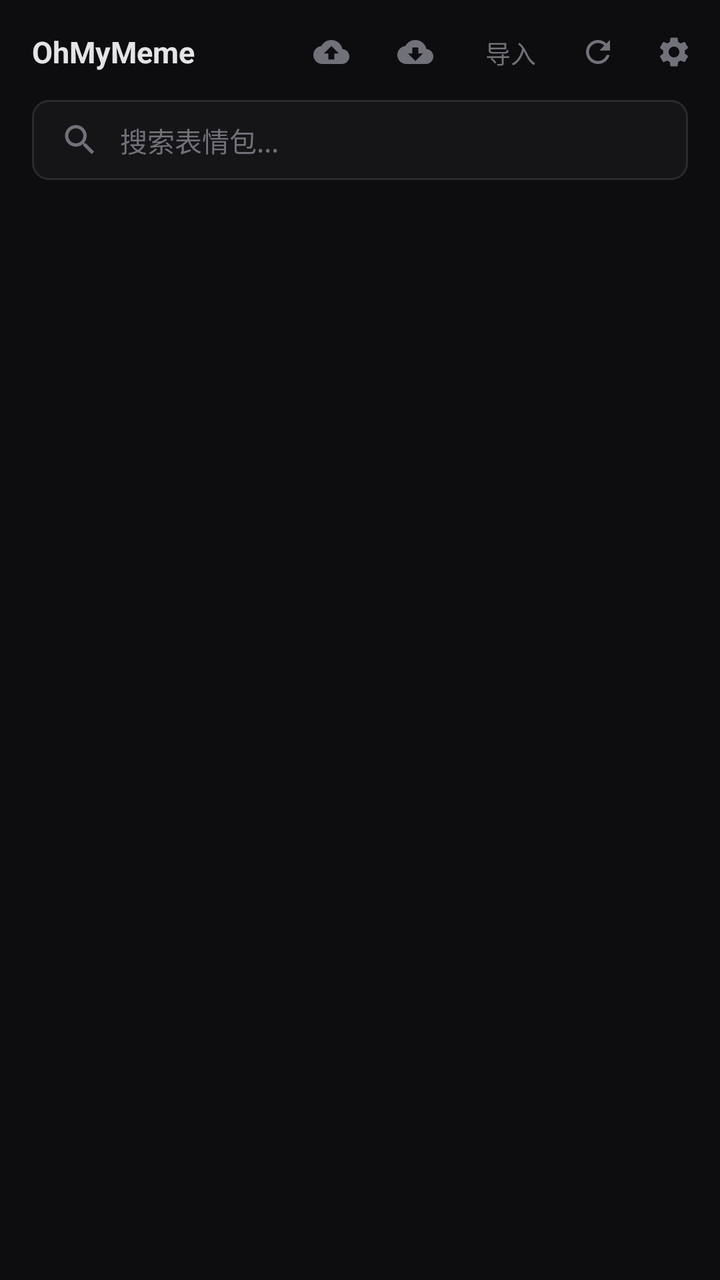
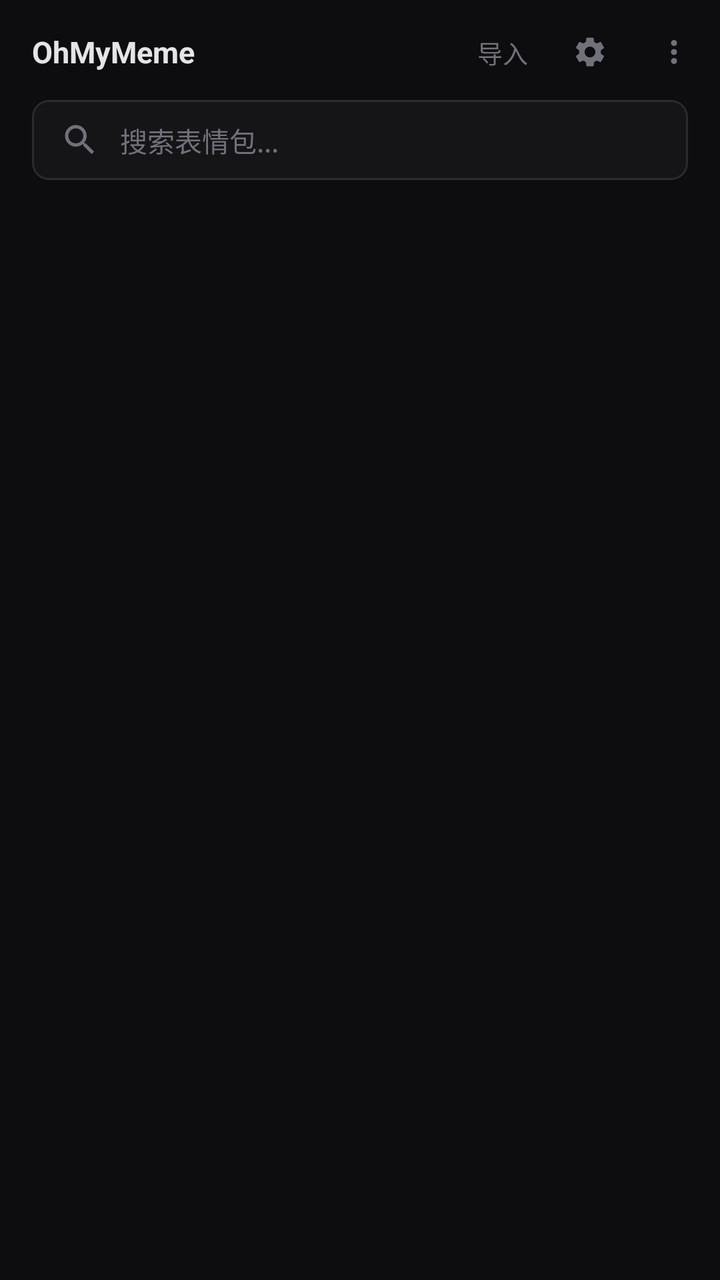

Screens rendered from an Android XML layout before and after an edit, with the pre-edit source and the edit as a unified diff.
<!-- AndroidManifest.xml: application theme Theme.OhMyMeme -->
<!-- res/layout/activity_main.xml -->
<?xml version="1.0" encoding="utf-8"?>
    <LinearLayout xmlns:android="http://schemas.android.com/apk/res/android"
        xmlns:app="http://schemas.android.com/apk/res-auto"
        android:layout_width="match_parent"
        android:layout_height="match_parent"
        android:background="@color/bg"
        android:fitsSystemWindows="true"
        android:orientation="vertical">

    <LinearLayout
        android:layout_width="match_parent"
        android:layout_height="wrap_content"
        android:gravity="center_vertical"
        android:orientation="horizontal"
        android:paddingStart="16dp"
        android:paddingTop="10dp"
        android:paddingEnd="4dp"
        android:paddingBottom="8dp">

        <TextView
            android:id="@+id/tv_logo"
            android:layout_width="wrap_content"
            android:layout_height="wrap_content"
            android:paddingEnd="8dp"
            android:text="@string/app_name"
            android:textColor="@color/fg"
            android:textSize="15sp"
            android:textStyle="bold" />

        <View
            android:layout_width="0dp"
            android:layout_height="1dp"
            android:layout_weight="1" />

        <ImageView
            android:id="@+id/btn_upload"
            android:layout_width="wrap_content"
            android:layout_height="wrap_content"
            android:background="@drawable/bg_title_btn"
            android:contentDescription="@string/btn_sync_push"
            android:paddingHorizontal="10dp"
            android:paddingVertical="7dp"
            android:src="@drawable/ic_upload"
            app:tint="@color/muted" />

        <ImageView
            android:id="@+id/btn_download"
            android:layout_width="wrap_content"
            android:layout_height="wrap_content"
            android:layout_marginStart="4dp"
            android:background="@drawable/bg_title_btn"
            android:contentDescription="@string/btn_sync_pull"
            android:paddingHorizontal="10dp"
            android:paddingVertical="7dp"
            android:src="@drawable/ic_download"
            app:tint="@color/muted" />

        <TextView
            android:id="@+id/btn_import"
            android:layout_width="wrap_content"
            android:layout_height="wrap_content"
            android:layout_marginStart="4dp"
            android:background="@drawable/bg_title_btn"
            android:paddingHorizontal="12dp"
            android:paddingVertical="5dp"
            android:text="@string/action_import"
            android:textColor="@color/muted"
            android:textSize="12.5sp" />

        <ImageView
            android:id="@+id/btn_refresh"
            android:layout_width="wrap_content"
            android:layout_height="wrap_content"
            android:background="@drawable/bg_title_btn"
            android:contentDescription="@string/refresh"
            android:paddingHorizontal="10dp"
            android:paddingVertical="7dp"
            android:src="@drawable/ic_refresh"
            app:tint="@color/muted" />

        <ImageView
            android:id="@+id/btn_settings"
            android:layout_width="wrap_content"
            android:layout_height="wrap_content"
            android:background="@drawable/bg_title_btn"
            android:contentDescription="@string/settings"
            android:paddingHorizontal="10dp"
            android:paddingVertical="7dp"
            android:src="@drawable/ic_settings"
            app:tint="@color/muted" />
    </LinearLayout>

    <EditText
        android:id="@+id/et_search"
        android:layout_width="match_parent"
        android:layout_height="40dp"
        android:layout_marginStart="16dp"
        android:layout_marginEnd="16dp"
        android:layout_marginBottom="4dp"
        android:background="@drawable/bg_search"
        android:drawableStart="@drawable/ic_search"
        android:drawablePadding="10dp"
        android:drawableTint="@color/muted"
        android:hint="@string/search_hint"
        android:importantForAutofill="no"
        android:inputType="text"
        android:maxLines="1"
        android:paddingStart="14dp"
        android:paddingEnd="14dp"
        android:singleLine="true"
        android:textColor="@color/fg"
        android:textColorHint="@color/muted"
        android:textSize="13.5sp" />

    <androidx.recyclerview.widget.RecyclerView
        android:id="@+id/rv_collections"
        android:layout_width="match_parent"
        android:layout_height="36dp"
        android:clipToPadding="false"
        android:overScrollMode="never"
        android:paddingStart="16dp"
        android:paddingTop="2dp"
        android:paddingEnd="16dp"
        android:paddingBottom="2dp" />

    <FrameLayout
        android:layout_width="match_parent"
        android:layout_height="0dp"
        android:layout_weight="1">

        <androidx.recyclerview.widget.RecyclerView
            android:id="@+id/rv_memes"
            android:layout_width="match_parent"
            android:layout_height="match_parent"
            android:clipToPadding="false"
            android:overScrollMode="never"
            android:padding="12dp" />

        <LinearLayout
            android:id="@+id/empty_state"
            android:layout_width="wrap_content"
            android:layout_height="wrap_content"
            android:layout_gravity="center"
            android:gravity="center"
            android:orientation="vertical"
            android:visibility="gone">

            <TextView
                android:layout_width="wrap_content"
                android:layout_height="wrap_content"
                android:text="_(:3 」∠)_"
                android:textColor="@color/muted"
                android:textSize="38sp" />

            <TextView
                android:layout_width="wrap_content"
                android:layout_height="wrap_content"
                android:layout_marginTop="10dp"
                android:text="@string/empty_hint"
                android:textColor="@color/muted"
                android:textSize="13.5sp" />
        </LinearLayout>
    </FrameLayout>
</LinearLayout>
<!-- resources referenced by this layout -->
<resources>
  <color name="bg">#0D0D0F</color>
  <color name="fg">#E4E4E7</color>
  <color name="muted">#71717A</color>
  <!-- drawable bg_search (drawable) -->
  <?xml version="1.0" encoding="utf-8"?>
  <shape xmlns:android="http://schemas.android.com/apk/res/android">
      <solid android:color="@color/surface" />
      <corners android:radius="8dp" />
      <stroke android:width="1dp" android:color="@color/border" />
  </shape>
  <!-- drawable ic_download (drawable) -->
  <?xml version="1.0" encoding="utf-8"?>
  <vector xmlns:android="http://schemas.android.com/apk/res/android"
      android:width="18dp"
      android:height="18dp"
      android:viewportWidth="24"
      android:viewportHeight="24">
      <path
          android:fillColor="#FFFFFFFF"
          android:pathData="M19.35,10.04C18.67,6.59 15.64,4 12,4C9.11,4 6.6,5.64 5.35,8.04C2.34,8.36 0,10.91 0,14c0,3.31 2.69,6 6,6h13c2.76,0 5,-2.24 5,-5C24,12.36 21.95,10.22 19.35,10.04zM17,13l-5,5l-5,-5h3V9h4v4H17z" />
  </vector>
  <!-- drawable ic_refresh (drawable) -->
  <?xml version="1.0" encoding="utf-8"?>
  <vector xmlns:android="http://schemas.android.com/apk/res/android"
      android:width="18dp"
      android:height="18dp"
      android:viewportWidth="24"
      android:viewportHeight="24">
      <path
          android:fillColor="#FFFFFFFF"
          android:pathData="M17.65,6.35C16.2,4.9 14.21,4 12,4c-4.42,0 -7.99,3.58 -7.99,8s3.57,8 7.99,8c3.73,0 6.84,-2.55 7.73,-6h-2.08c-0.82,2.33 -3.04,4 -5.65,4 -3.31,0 -6,-2.69 -6,-6s2.69,-6 6,-6c1.66,0 3.14,0.69 4.22,1.78L13,11h7V4l-2.35,2.35z" />
  </vector>
  <!-- drawable ic_upload (drawable) -->
  <?xml version="1.0" encoding="utf-8"?>
  <vector xmlns:android="http://schemas.android.com/apk/res/android"
      android:width="18dp"
      android:height="18dp"
      android:viewportWidth="24"
      android:viewportHeight="24">
      <path
          android:fillColor="#FFFFFFFF"
          android:pathData="M19.35,10.04C18.67,6.59 15.64,4 12,4C9.11,4 6.6,5.64 5.35,8.04C2.34,8.36 0,10.91 0,14c0,3.31 2.69,6 6,6h13c2.76,0 5,-2.24 5,-5C24,12.36 21.95,10.22 19.35,10.04zM14,13v4h-4v-4H7l5,-5l5,5H14z" />
  </vector>
  <string name="action_import">导入</string>
  <string name="app_name">OhMyMeme</string>
  <string name="btn_sync_pull">从远端下载</string>
  <string name="btn_sync_push">上传到远端</string>
  <string name="empty_hint">点击「导入」添加</string>
  <string name="refresh">刷新</string>
  <string name="search_hint">搜索表情包...</string>
  <string name="settings">设置</string>
  <color name="surface">#151517</color>
  <color name="border">#2A2A2F</color>
  <color name="surface_2">#1A1A1D</color>
  <color name="accent">#3B82F6</color>
  <color name="white">#FFFFFFFF</color>
  <style name="AlertDialog.OhMyMeme" parent="Theme.MaterialComponents.Dialog.Alert">
          <item name="android:background">@color/card</item>
          <item name="android:textColor">@color/fg</item>
          <item name="android:textColorPrimary">@color/fg</item>
          <item name="buttonBarPositiveButtonStyle">@style/PositiveButton.OhMyMeme</item>
          <item name="buttonBarNegativeButtonStyle">@style/NegativeButton.OhMyMeme</item>
      </style>
  <style name="PopupMenu.OhMyMeme" parent="Widget.MaterialComponents.PopupMenu">
          <item name="android:popupBackground">@color/card</item>
          <item name="android:textColor">@color/fg</item>
      </style>
  <color name="card">#1E1E22</color>
  <style name="PositiveButton.OhMyMeme" parent="Widget.MaterialComponents.Button.TextButton">
          <item name="android:textColor">@color/accent</item>
      </style>
  <style name="NegativeButton.OhMyMeme" parent="Widget.MaterialComponents.Button.TextButton">
          <item name="android:textColor">@color/muted</item>
      </style>
  <!-- unchanged entries left out for length: 4 -->
</resources>

<!-- the commit's change to res/layout/activity_main.xml (unified diff, before → after) -->
@@ -32,29 +32,6 @@
             android:layout_height="1dp"
             android:layout_weight="1" />
 
-        <ImageView
-            android:id="@+id/btn_upload"
-            android:layout_width="wrap_content"
-            android:layout_height="wrap_content"
-            android:background="@drawable/bg_title_btn"
-            android:contentDescription="@string/btn_sync_push"
-            android:paddingHorizontal="10dp"
-            android:paddingVertical="7dp"
-            android:src="@drawable/ic_upload"
-            app:tint="@color/muted" />
-
-        <ImageView
-            android:id="@+id/btn_download"
-            android:layout_width="wrap_content"
-            android:layout_height="wrap_content"
-            android:layout_marginStart="4dp"
-            android:background="@drawable/bg_title_btn"
-            android:contentDescription="@string/btn_sync_pull"
-            android:paddingHorizontal="10dp"
-            android:paddingVertical="7dp"
-            android:src="@drawable/ic_download"
-            app:tint="@color/muted" />
-
         <TextView
             android:id="@+id/btn_import"
             android:layout_width="wrap_content"
@@ -68,17 +45,6 @@
             android:textSize="12.5sp" />
 
         <ImageView
-            android:id="@+id/btn_refresh"
-            android:layout_width="wrap_content"
-            android:layout_height="wrap_content"
-            android:background="@drawable/bg_title_btn"
-            android:contentDescription="@string/refresh"
-            android:paddingHorizontal="10dp"
-            android:paddingVertical="7dp"
-            android:src="@drawable/ic_refresh"
-            app:tint="@color/muted" />
-
-        <ImageView
             android:id="@+id/btn_settings"
             android:layout_width="wrap_content"
             android:layout_height="wrap_content"
@@ -87,6 +53,18 @@
             android:paddingHorizontal="10dp"
             android:paddingVertical="7dp"
             android:src="@drawable/ic_settings"
+            app:tint="@color/muted" />
+
+        <ImageView
+            android:id="@+id/btn_more"
+            android:layout_width="wrap_content"
+            android:layout_height="wrap_content"
+            android:layout_marginStart="4dp"
+            android:background="@drawable/bg_title_btn"
+            android:contentDescription="@string/more_actions"
+            android:paddingHorizontal="10dp"
+            android:paddingVertical="7dp"
+            android:src="@drawable/ic_more_vert"
             app:tint="@color/muted" />
     </LinearLayout>
 
<!-- resource entries referenced after the edit -->
@@ -10,7 +10,7 @@
       <corners android:radius="8dp" />
       <stroke android:width="1dp" android:color="@color/border" />
   </shape>
-  <!-- drawable ic_download (drawable) -->
+  <!-- drawable ic_more_vert (drawable) -->
   <?xml version="1.0" encoding="utf-8"?>
   <vector xmlns:android="http://schemas.android.com/apk/res/android"
       android:width="18dp"
@@ -19,36 +19,12 @@
       android:viewportHeight="24">
       <path
           android:fillColor="#FFFFFFFF"
-          android:pathData="M19.35,10.04C18.67,6.59 15.64,4 12,4C9.11,4 6.6,5.64 5.35,8.04C2.34,8.36 0,10.91 0,14c0,3.31 2.69,6 6,6h13c2.76,0 5,-2.24 5,-5C24,12.36 21.95,10.22 19.35,10.04zM17,13l-5,5l-5,-5h3V9h4v4H17z" />
-  </vector>
-  <!-- drawable ic_refresh (drawable) -->
-  <?xml version="1.0" encoding="utf-8"?>
-  <vector xmlns:android="http://schemas.android.com/apk/res/android"
-      android:width="18dp"
-      android:height="18dp"
-      android:viewportWidth="24"
-      android:viewportHeight="24">
-      <path
-          android:fillColor="#FFFFFFFF"
-          android:pathData="M17.65,6.35C16.2,4.9 14.21,4 12,4c-4.42,0 -7.99,3.58 -7.99,8s3.57,8 7.99,8c3.73,0 6.84,-2.55 7.73,-6h-2.08c-0.82,2.33 -3.04,4 -5.65,4 -3.31,0 -6,-2.69 -6,-6s2.69,-6 6,-6c1.66,0 3.14,0.69 4.22,1.78L13,11h7V4l-2.35,2.35z" />
-  </vector>
-  <!-- drawable ic_upload (drawable) -->
-  <?xml version="1.0" encoding="utf-8"?>
-  <vector xmlns:android="http://schemas.android.com/apk/res/android"
-      android:width="18dp"
-      android:height="18dp"
-      android:viewportWidth="24"
-      android:viewportHeight="24">
-      <path
-          android:fillColor="#FFFFFFFF"
-          android:pathData="M19.35,10.04C18.67,6.59 15.64,4 12,4C9.11,4 6.6,5.64 5.35,8.04C2.34,8.36 0,10.91 0,14c0,3.31 2.69,6 6,6h13c2.76,0 5,-2.24 5,-5C24,12.36 21.95,10.22 19.35,10.04zM14,13v4h-4v-4H7l5,-5l5,5H14z" />
+          android:pathData="M12,8c1.1,0 2,-0.9 2,-2s-0.9,-2 -2,-2 -2,0.9 -2,2 0.9,2 2,2zM12,10c-1.1,0 -2,0.9 -2,2s0.9,2 2,2 2,-0.9 2,-2 -0.9,-2 -2,-2zM12,16c-1.1,0 -2,0.9 -2,2s0.9,2 2,2 2,-0.9 2,-2 -0.9,-2 -2,-2z" />
   </vector>
   <string name="action_import">导入</string>
   <string name="app_name">OhMyMeme</string>
-  <string name="btn_sync_pull">从远端下载</string>
-  <string name="btn_sync_push">上传到远端</string>
   <string name="empty_hint">点击「导入」添加</string>
-  <string name="refresh">刷新</string>
+  <string name="more_actions">更多操作</string>
   <string name="search_hint">搜索表情包...</string>
   <string name="settings">设置</string>
   <color name="surface">#151517</color>
